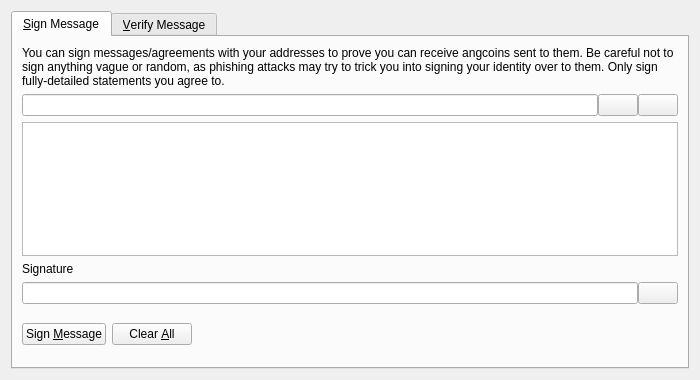
The window that src/qt/forms/signverifymessagedialog.ui (Johven/ANGCOIN) describes before a commit, drawn with Qt 5.
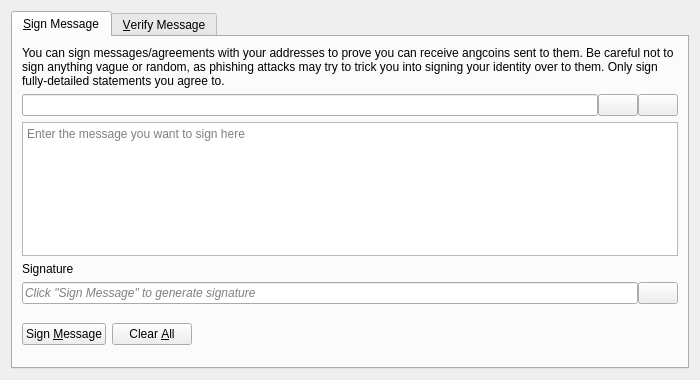
The same window after the commit. Icons and pictures are not drawn. Custom widgets are drawn as their Qt base class.

```diff
--- a/src/qt/forms/signverifymessagedialog.ui
+++ b/src/qt/forms/signverifymessagedialog.ui
@@ -99,6 +99,9 @@
          <property name="toolTip">
           <string>Enter the message you want to sign here</string>
          </property>
+         <property name="placeholderText">
+          <string>Enter the message you want to sign here</string>
+         </property>
         </widget>
        </item>
        <item>
@@ -118,6 +121,9 @@
          </property>
          <item>
           <widget class="QLineEdit" name="signatureOut_SM">
+           <property name="placeholderText">
+            <string>Click "Sign Message" to generate signature</string>
+           </property>
            <property name="font">
             <font>
              <italic>true</italic>
```
Left out of the diff: 36 changed lines with no effect on the pictures.
